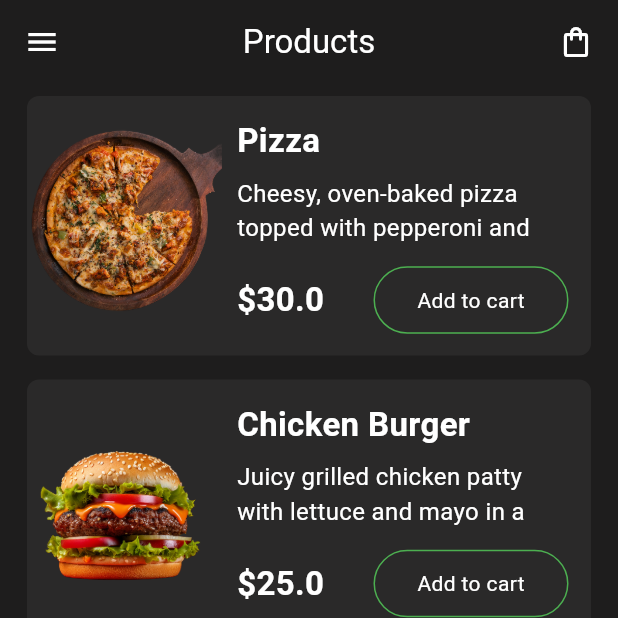
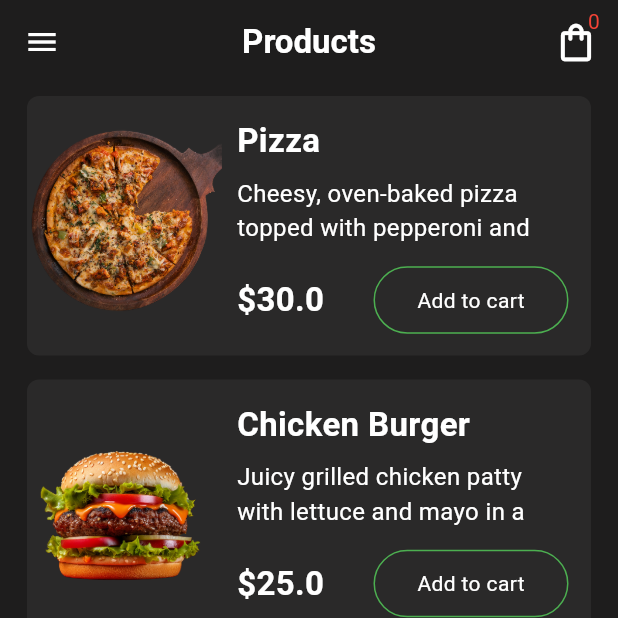
Before and after one commit to Faraz-Sarwar/Ecommerce-cart-state-management, a Flutter app: the screen it shows after launch, on a phone screen of 412 x 824 dp, the top half of it. Run offline on Flutter 3.47's test engine with Material 3 defaults, Android fonts, the phone set to English and light mode, and no system bars; our stand-ins replace hive, hive_flutter; accounts and stored records are empty.

Commit message:
some more changes and bug fixes

```diff
--- a/lib/Screen/item_list.dart
+++ b/lib/Screen/item_list.dart
@@ -1,6 +1,10 @@
+import 'package:flutter/cupertino.dart';
 import 'package:flutter/material.dart';
+import 'package:persistent_cart_app/Provider/cart_provider.dart';
+import 'package:persistent_cart_app/Screen/cart_list.dart';
 
 import '../global variables/global_variables.dart';
+import 'package:provider/provider.dart';
 
 class ItemList extends StatefulWidget {
   const ItemList({super.key});
@@ -12,6 +16,8 @@ class ItemList extends StatefulWidget {
 class _ItemListState extends State<ItemList> {
   @override
   Widget build(BuildContext context) {
+    final provider = Provider.of<CartProvider>(context);
+
     return Scaffold(
       drawer: Drawer(),
       backgroundColor: const Color.fromARGB(255, 30, 29, 29),
@@ -21,14 +27,34 @@ class _ItemListState extends State<ItemList> {
         actions: [
           Padding(
             padding: const EdgeInsets.only(right: 4.0),
-            child: IconButton(
-              onPressed: () {},
-              icon: Icon(Icons.shopping_bag_outlined),
+            child: Stack(
+              children: [
+                IconButton(
+                  onPressed: () {
+                    Navigator.push(
+                      context,
+                      CupertinoPageRoute(builder: (context) => CartList()),
+                    );
+                  },
+                  icon: Icon(Icons.shopping_bag_outlined, size: 30),
+                ),
+                Positioned(
+                  right: 8,
+                  top: 0,
+                  child: Text(
+                    provider.itemsInCart.toString(),
+                    style: TextStyle(color: Colors.red),
+                  ),
+                ),
+              ],
             ),
           ),
         ],
         backgroundColor: const Color.fromARGB(255, 30, 29, 29),
-        title: Text('Products', style: TextStyle(color: Colors.white)),
+        title: Text(
+          'Products',
+          style: TextStyle(color: Colors.white, fontWeight: FontWeight.bold),
+        ),
         centerTitle: true,
       ),
       body: Column(
@@ -102,6 +128,9 @@ class _ItemListState extends State<ItemList> {
                                         () => item.isAddedToCart =
                                             !item.isAddedToCart,
                                       );
+                                      item.isAddedToCart
+                                          ? provider.addItemInCart(item)
+                                          : provider.removeItemFromCart(item);
                                     },
                                     child: Container(
                                       margin: EdgeInsets.only(right: 15),
```
Also changed, not shown: lib/Provider/cart_provider.dart (+28 -6 lines), lib/Screen/cart_list.dart (added, +26 -0 lines).
